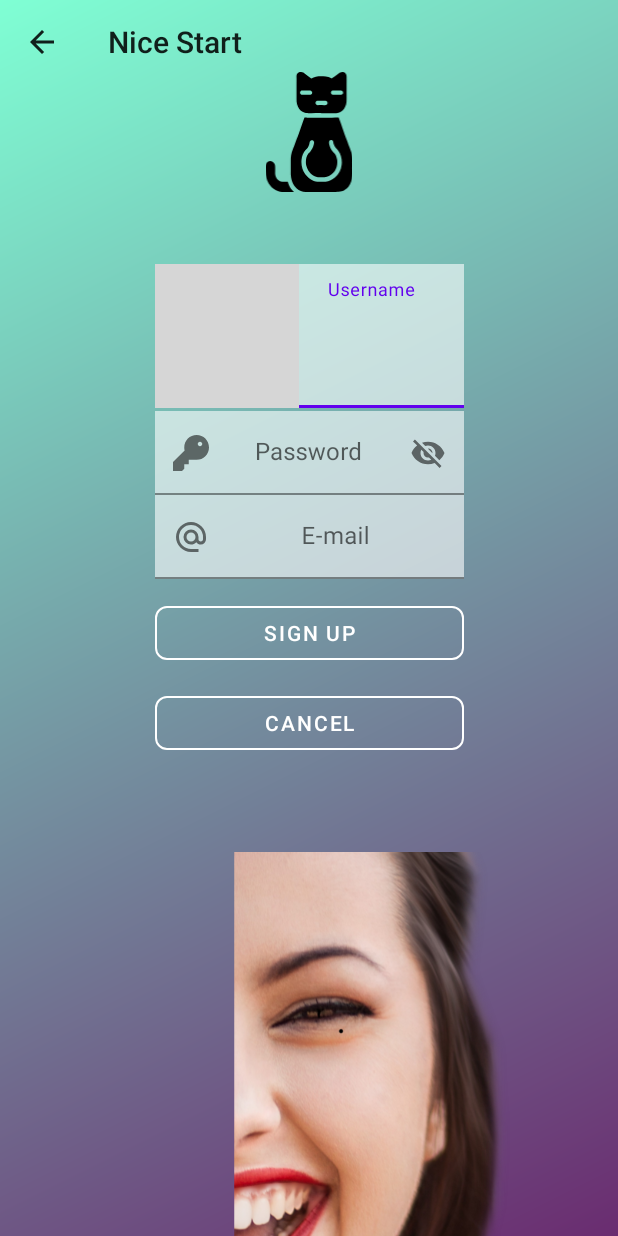
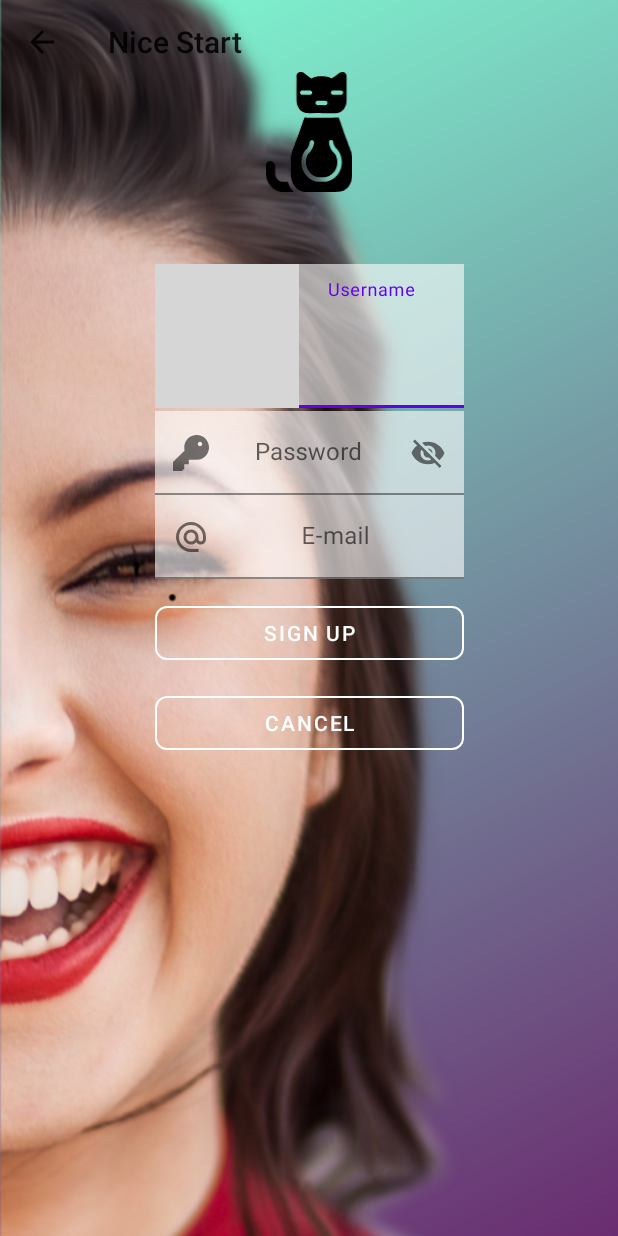
Before and after one commit to GonzaloMarCa/Nice_Start, an Android app: the SignUp screen opened directly, with no data from a screen before it, on a phone screen of 412 x 824 dp. Run offline under Robolectric (Android 15) with nearby library versions, the phone set to English and light mode, and no system bars; pictures from the network do not load; grey boxes are pictures that could not be loaded.

Commit message:
Entrega final

```diff
--- a/app/src/main/java/com/example/nicestart/Login.java
+++ b/app/src/main/java/com/example/nicestart/Login.java
@@ -37,8 +37,8 @@ public class Login extends AppCompatActivity {
 
     public void openSignUp(View v){
         Intent intent = new Intent(Login.this, SignUp.class);
-        //intent.addFlags(Intent.FLAG_ACTIVITY_NEW_TASK);
-        //intent.addFlags(Intent.FLAG_ACTIVITY_CLEAR_TASK);
+        intent.addFlags(Intent.FLAG_ACTIVITY_NEW_TASK);
+        intent.addFlags(Intent.FLAG_ACTIVITY_CLEAR_TASK);
         startActivity(intent);
     }
 }
--- a/app/src/main/res/layout/activity_signup.xml
+++ b/app/src/main/res/layout/activity_signup.xml
@@ -10,8 +10,8 @@
 
     <ImageView
         android:id="@+id/backView"
-        android:layout_width="256dp"
-        android:layout_height="256dp"
+        android:layout_width="match_parent"
+        android:layout_height="match_parent"
         app:layout_constraintBottom_toBottomOf="parent"
         app:layout_constraintEnd_toEndOf="parent"
         />
@@ -114,16 +114,18 @@
         app:layout_constraintStart_toStartOf="@id/guideLine1"
         app:layout_constraintTop_toBottomOf="@id/til3"
         android:text="@string/btnSignUp"
+        android:onClick="openMain"
         style="@style/MyButtonSign" />
     <Button
         android:id="@+id/cancel"
-        android:onClick="openLogin"
         android:layout_width="0dp"
         android:layout_marginTop="12dp"
         app:layout_constraintEnd_toEndOf="@id/guideLine2"
         app:layout_constraintStart_toStartOf="@id/guideLine1"
         app:layout_constraintTop_toBottomOf="@id/signup"
         android:text="@string/btnCancel"
-        style="@style/MyButtonSign" />
+        android:onClick="login"
+        style="@style/MyButtonSign"
+        tools:ignore="OnClick" />
 
 </androidx.constraintlayout.widget.ConstraintLayout>
```
Also changed, not shown: app/src/main/java/com/example/nicestart/SignUp.java (+7 -1 lines), 5 other files.
